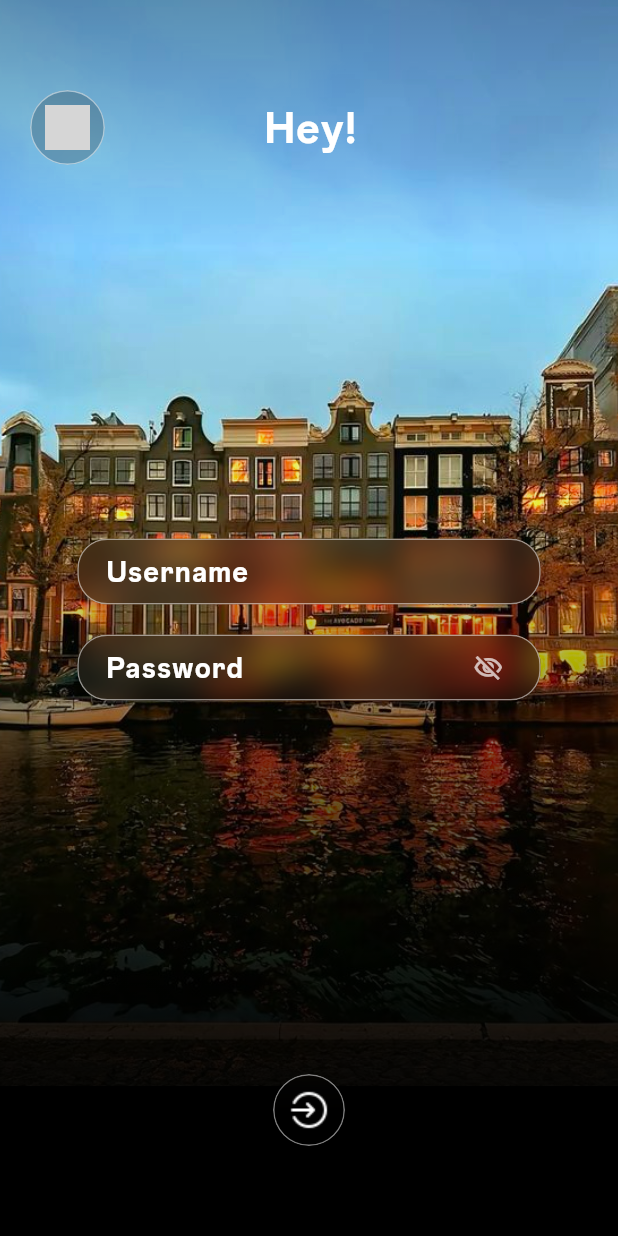
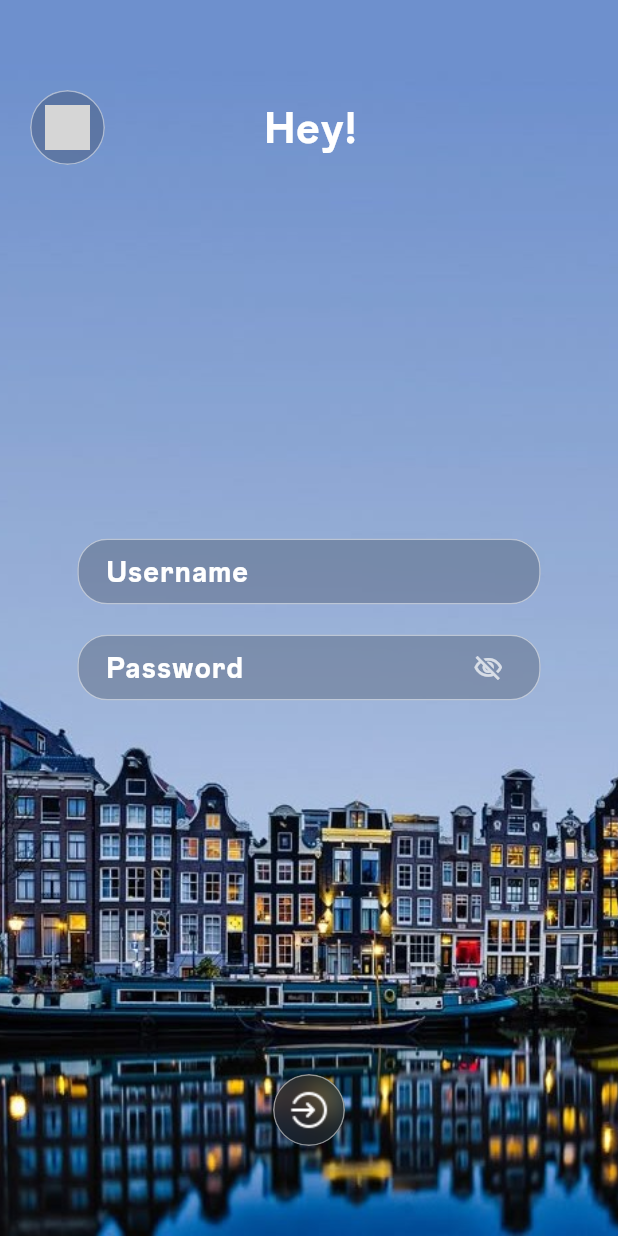
Before and after one commit to biso207/Vez, a Flutter app: the screen it shows after launch, on a phone screen of 412 x 824 dp. Run offline on Flutter 3.47's test engine with Material 3 defaults, Android fonts, the phone set to English and light mode, and no system bars; our stand-ins replace image_picker; project files that could hold a hidden picture were left out; grey boxes are pictures that could not be loaded.

Commit message:
refine login and signup screen backgrounds and improve password visibility logic
- Simplify background layout in `SignupScreen` and `LoginScreen` by replacing `Positioned` and `ColorFiltered` image stacks with a single `Positioned.fill` image.
- Remove complex `LinearGradient` overlays from both login and signup screens.
- Update `LoginScreen` to use a dedicated background image `bg_login.jpg` instead of sharing the signup background.
- Invert `_showPassword` initial state and logic to correctly toggle password visibility icons.
- Update `SignupScreen` error message for existing users from "Username already in use" to "User already exists".
- Refine the password validation error message format for better readability with bullet points and a revised header.
- Add `assets/images/bg/bg_login.jpg` and update `bg_signup.jpg`.

```diff
--- a/lib/screens/login_screen.dart
+++ b/lib/screens/login_screen.dart
@@ -22,7 +22,7 @@ class _LoginPageState extends State<LoginPage>
   final RemoteDbService _dbService = RemoteDbService();
   String? errorMessage;
   bool isLoading = false;
-  bool _showPassword = true;
+  bool _showPassword = false;
 
   // ── entrance animation ──────────────────────────────────────────────────────
   late final AnimationController _entranceCtrl;
@@ -63,42 +63,10 @@ class _LoginPageState extends State<LoginPage>
 
           /// ================= BACKGROUND =================
 
-          Positioned(
-            top: -80,
-            left: 0,
-            right: 0,
-            bottom: 100,
-            child: ColorFiltered(
-              colorFilter: const ColorFilter.matrix(<double>[
-                1.2, 0, 0, 0, 0,
-                0, 1.2, 0, 0, 0,
-                0, 0, 1.2, 0, 0,
-                0, 0, 0, 1.2, 0,
-              ]),
-              child: Image.asset(
-                "assets/images/bg/bg_signup.jpg",
-                fit: BoxFit.cover,
-              ),
-            ),
-          ),
-
           Positioned.fill(
-            child: Container(
-              decoration: BoxDecoration(
-                gradient: LinearGradient(
-                  begin: Alignment.topCenter,
-                  end: Alignment.bottomCenter,
-                  colors: [
-                    Colors.black.withOpacity(0.3),
-                    Colors.transparent,
-                    Colors.black.withOpacity(0.1),
-                    Colors.black.withOpacity(0.6),
-                    Colors.black.withOpacity(0.9),
-                    Colors.black,
-                  ],
-                  stops: const [0.0, 0.2, 0.45, 0.65, 0.85, 1.0],
-                ),
-              ),
+            child: Image.asset(
+              "assets/images/bg/bg_login.jpg",
+              fit: BoxFit.cover,
             ),
           ),
 
@@ -179,7 +147,7 @@ class _LoginPageState extends State<LoginPage>
                                 child: Padding(
                                   padding: const EdgeInsets.only(right: 6),
                                   child: Icon(
-                                    _showPassword
+                                    !_showPassword
                                         ? Icons.visibility_off_outlined
                                         : Icons.visibility_outlined,
                                     color: Colors.white70,
```
Also changed, not shown: lib/screens/signup_screen.dart (+12 -43 lines), assets/images/bg/bg_login.jpg (added), assets/images/bg/bg_signup.jpg.
